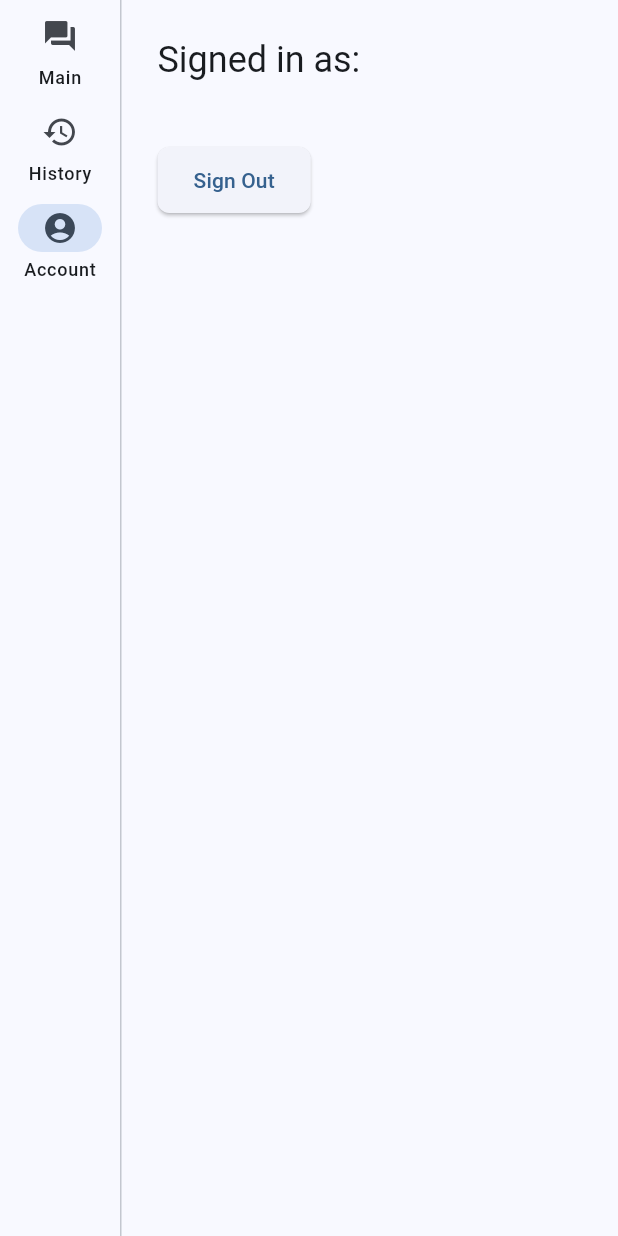
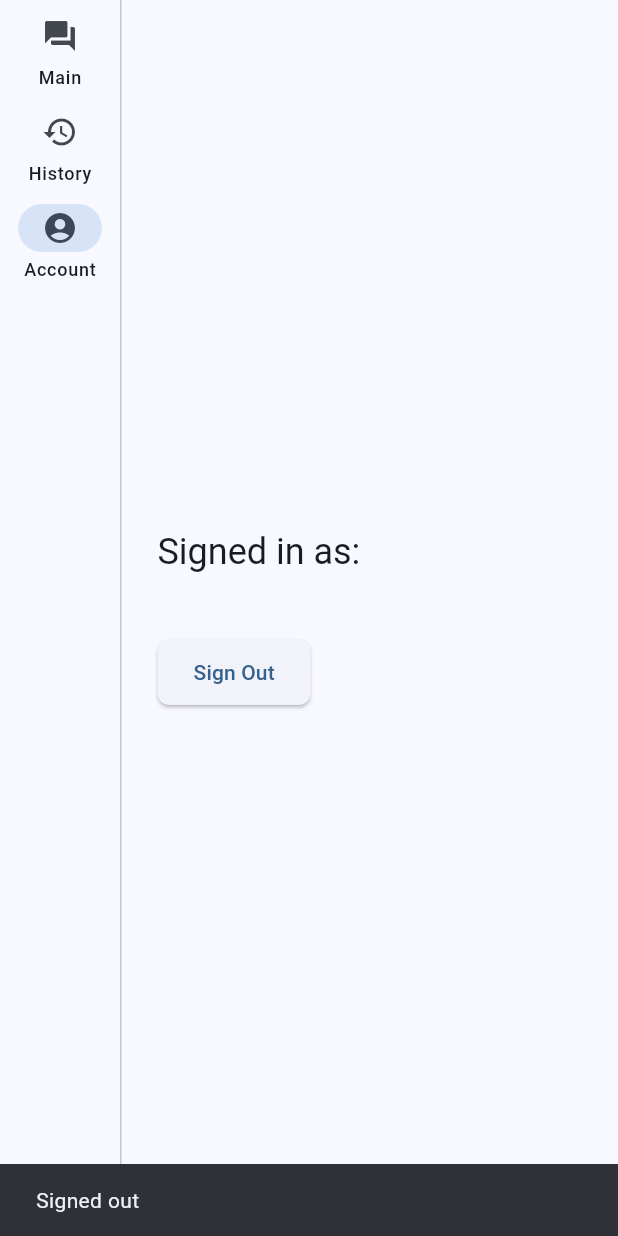
Before and after one commit to txyang1991/project-d, a Flutter app: the screen it shows after launch, after a tap on "History", after a tap on "Account", after a tap on "Sign Out", on a phone screen of 412 x 824 dp. Run offline on Flutter 3.47's test engine with Material 3 defaults, Android fonts, the light colour scheme and no system bars; our stand-ins replace firebase_auth, firebase_core; accounts and stored records are empty.

Commit message:
email/password sign in works

```diff
--- a/lib/main.dart
+++ b/lib/main.dart
@@ -1,21 +1,40 @@
 // lib/main.dart
-// Entry point for the app — initializes Firebase and shows HomeScreen
-
 import 'package:flutter/material.dart';
 import 'package:firebase_core/firebase_core.dart';
-import 'firebase_options.dart'; // Auto-generated by flutterfire configure
+import 'firebase_options.dart';
 import 'screens/home_screen.dart';
 
-void main() async {
+Future<void> main() async {
   WidgetsFlutterBinding.ensureInitialized();
-  await Firebase.initializeApp(
-    options: DefaultFirebaseOptions.currentPlatform,
-  );
-  runApp(MyApp());
+  try {
+    await Firebase.initializeApp(
+      options: DefaultFirebaseOptions.currentPlatform,
+    );
+  } catch (e, st) {
+    // If Firebase fails, show a minimal error app instead of crashing.
+    runApp(MaterialApp(
+      debugShowCheckedModeBanner: false,
+      home: Scaffold(
+        body: Center(
+          child: Padding(
+            padding: const EdgeInsets.all(24),
+            child: Text('Failed to initialize Firebase:\n$e'),
+          ),
+        ),
+      ),
+    ));
+    // Also log the stack trace to the console.
+    // ignore: avoid_print
+    print(st);
+    return;
+  }
+
+  runApp(const MyApp());
 }
 
-// ignore: use_key_in_widget_constructors
 class MyApp extends StatelessWidget {
+  const MyApp({super.key});
+
   @override
   Widget build(BuildContext context) {
     return MaterialApp(
@@ -25,7 +44,7 @@
         colorScheme: ColorScheme.fromSeed(seedColor: Colors.blue),
         useMaterial3: true,
       ),
-      home: HomeScreen(),
+      home: const HomeScreen(),
     );
   }
 }
--- a/lib/screens/account_page.dart
+++ b/lib/screens/account_page.dart
@@ -1,10 +1,74 @@
-import 'dart:io' show Platform;
 import 'package:flutter/material.dart';
 import '../services/auth_service.dart';
 import '../widgets/custom_button.dart';
 
-class AccountPage extends StatelessWidget {
+class AccountPage extends StatefulWidget {
   const AccountPage({super.key});
+
+  @override
+  State<AccountPage> createState() => _AccountPageState();
+}
+
+class _AccountPageState extends State<AccountPage> {
+  final _emailCtrl = TextEditingController();
+  final _pwdCtrl = TextEditingController();
+  bool _obscure = true;
+  bool _busy = false;
+
+  @override
+  void dispose() {
+    _emailCtrl.dispose();
+    _pwdCtrl.dispose();
+    super.dispose();
+  }
+
+  void _toast(String msg) {
+    if (!mounted) return;
+    ScaffoldMessenger.of(context).showSnackBar(SnackBar(content: Text(msg)));
+  }
+
+  Future<void> _wrap(Future<void> Function() fn) async {
+    if (_busy) return;
+    setState(() => _busy = true);
+    try {
+      await fn();
+    } on Exception catch (e) {
+      _toast(e.toString().replaceFirst('Exception: ', ''));
+    } finally {
+      if (mounted) setState(() => _busy = false);
+    }
+  }
+
+  Widget _emailPasswordFields() {
+    return Column(
+      children: [
+        TextField(
+          controller: _emailCtrl,
+          keyboardType: TextInputType.emailAddress,
+          autofillHints: const [AutofillHints.username, AutofillHints.email],
+          decoration: const InputDecoration(
+            labelText: 'Email',
+            hintText: 'you@example.com',
+            border: OutlineInputBorder(),
+          ),
+        ),
+        const SizedBox(height: 12),
+        TextField(
+          controller: _pwdCtrl,
+          obscureText: _obscure,
+          autofillHints: const [AutofillHints.password],
+          decoration: InputDecoration(
+            labelText: 'Password',
+            border: const OutlineInputBorder(),
+            suffixIcon: IconButton(
+              onPressed: () => setState(() => _obscure = !_obscure),
+              icon: Icon(_obscure ? Icons.visibility : Icons.visibility_off),
+            ),
+          ),
+        ),
+      ],
+    );
+  }
 
   @override
   Widget build(BuildContext context) {
@@ -12,42 +76,143 @@
       stream: AuthService.authStateChanges(),
       builder: (context, snapshot) {
         final user = snapshot.data;
-        final isSignedIn = user != null && !user.isAnonymous;
+        final isAnonymous = user?.isAnonymous ?? false;
+        final isSignedIn = user != null && !isAnonymous;
 
-        return Padding(
+        return SingleChildScrollView(
           padding: const EdgeInsets.all(24.0),
           child: Column(
             crossAxisAlignment: CrossAxisAlignment.start,
             children: [
               Text(
                 isSignedIn
-                    ? 'Signed in as: ${user.email ?? user.displayName ?? user.uid}'
-                    : (user?.isAnonymous ?? false)
+                    ? 'Signed in as: ${user!.email ?? user.displayName ?? user.uid}'
+                    : isAnonymous
                         ? 'Guest User'
                         : 'Not signed in',
                 style: Theme.of(context).textTheme.headlineSmall,
               ),
               const SizedBox(height: 16),
 
+              // --- Not signed in: show Email/Password + Guest ---
               if (user == null) ...[
+                _emailPasswordFields(),
+                const SizedBox(height: 12),
+                Row(
+                  children: [
+                    Expanded(
+                      child: CustomButton(
+                        text: 'Sign In',
+                        onPressed: () {
+                          if (_busy) return;
+                          _wrap(() async {
+                            await AuthService.signInWithEmailPassword(
+                              _emailCtrl.text.trim(),
+                              _pwdCtrl.text,
+                            );
+                            _toast('Signed in');
+                          });
+                        },
+                      ),
+                    ),
+                    const SizedBox(width: 12),
+                    Expanded(
+                      child: CustomButton(
+                        text: 'Create Account',
+                        onPressed: () {
+                          if (_busy) return;
+                          _wrap(() async {
+                            await AuthService.registerWithEmailPassword(
+                              _emailCtrl.text.trim(),
+                              _pwdCtrl.text,
+                            );
+                            _toast('Account created & signed in');
+                          });
+                        },
+                      ),
+                    ),
+                  ],
+                ),
+                const SizedBox(height: 8),
+                Align(
+                  alignment: Alignment.centerLeft,
+                  child: TextButton(
+                    onPressed: () {
+                      if (_busy) return;
+                      _wrap(() async {
+                        final email = _emailCtrl.text.trim();
+                        if (email.isEmpty) {
+                          _toast('Enter your email first.');
+                          return;
+                        }
+                        await AuthService.sendPasswordReset(email);
+                        _toast('Password reset email sent.');
+                      });
+                    },
+                    child: const Text('Forgot password?'),
+                  ),
+                ),
+                const SizedBox(height: 8),
                 CustomButton(
                   text: 'Continue as Guest',
-                  onPressed: () async => await AuthService.signInAnonymously(),
+                  onPressed: () {
+                    if (_busy) return;
+                    _wrap(() async {
+                      await AuthService.signInAnonymously();
+                      _toast('Signed in as guest');
+                    });
+                  },
                 ),
-                const SizedBox(height: 12),
-                if (!Platform.isWindows && !Platform.isLinux && !Platform.isMacOS)
-                  ElevatedButton.icon(
-                    onPressed: () async => await AuthService.signInWithGoogle(),
-                    icon: const Icon(Icons.login),
-                    label: const Text('Sign in with Google'),
-                  ),
               ],
 
-              if (user != null) ...[
+              // --- Guest: allow upgrade/link + Sign Out ---
+              if (isAnonymous) ...[
+                const SizedBox(height: 24),
+                Text(
+                  'Upgrade your guest account',
+                  style: Theme.of(context).textTheme.titleMedium,
+                ),
+                const SizedBox(height: 8),
+                _emailPasswordFields(),
+                const SizedBox(height: 12),
+                CustomButton(
+                  text: 'Link Email & Password',
+                  onPressed: () {
+                    if (_busy) return;
+                    _wrap(() async {
+                      await AuthService.linkAnonymousWithEmailPassword(
+                        _emailCtrl.text.trim(),
+                        _pwdCtrl.text,
+                      );
+                      _toast('Guest account upgraded');
+                    });
+                  },
+                ),
+                const SizedBox(height: 16),
+                CustomButton(
+                  text: 'Sign Out',
+                  onPressed: () {
+                    if (_busy) return;
+                    _wrap(() async {
+                      await AuthService.signOut();
+                      _toast('Signed out');
+                    });
+                  },
+                ),
+              ],
+
+              // --- Signed in (email): only Sign Out ---
+              if (isSignedIn) ...[
                 const SizedBox(height: 24),
                 CustomButton(
                   text: 'Sign Out',
-                  onPressed: () async => await AuthService.signOut(),
+                  onPressed: () {
+                    if (_busy) return;
+                    _wrap(() async {
+                      await AuthService.signOut();
+                      _toast('Signed out');
+                    });
+                  },
                 ),
               ],
             ],
```
Also changed, not shown: lib/services/auth_service.dart (+28 -19 lines), pubspec.yaml (+4 -4 lines), lib/firebase_options.dart, pubspec.lock, 2 other files.
